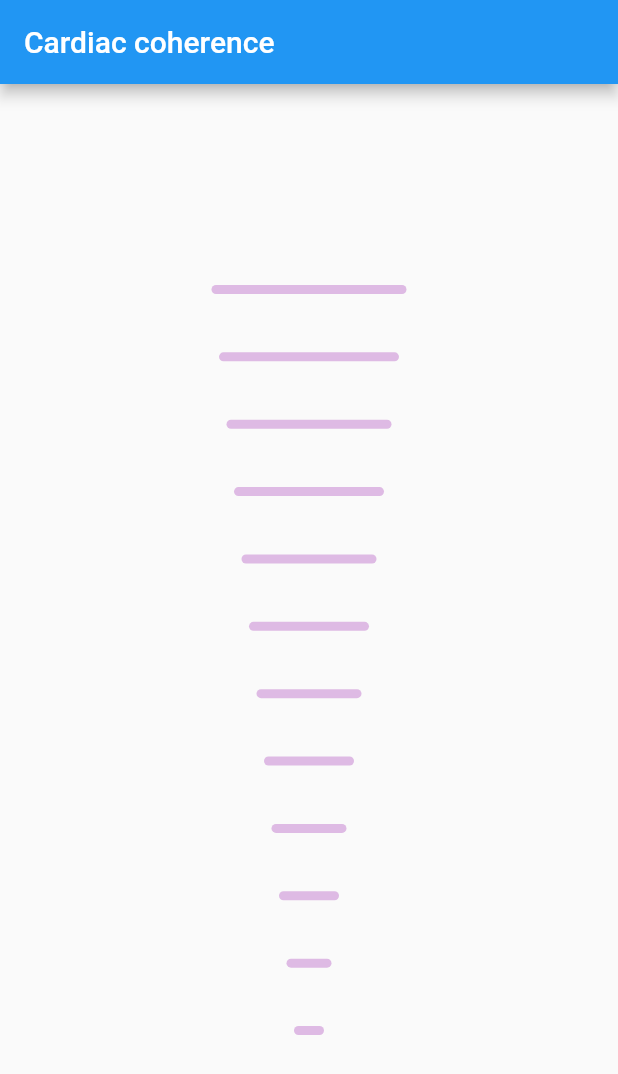
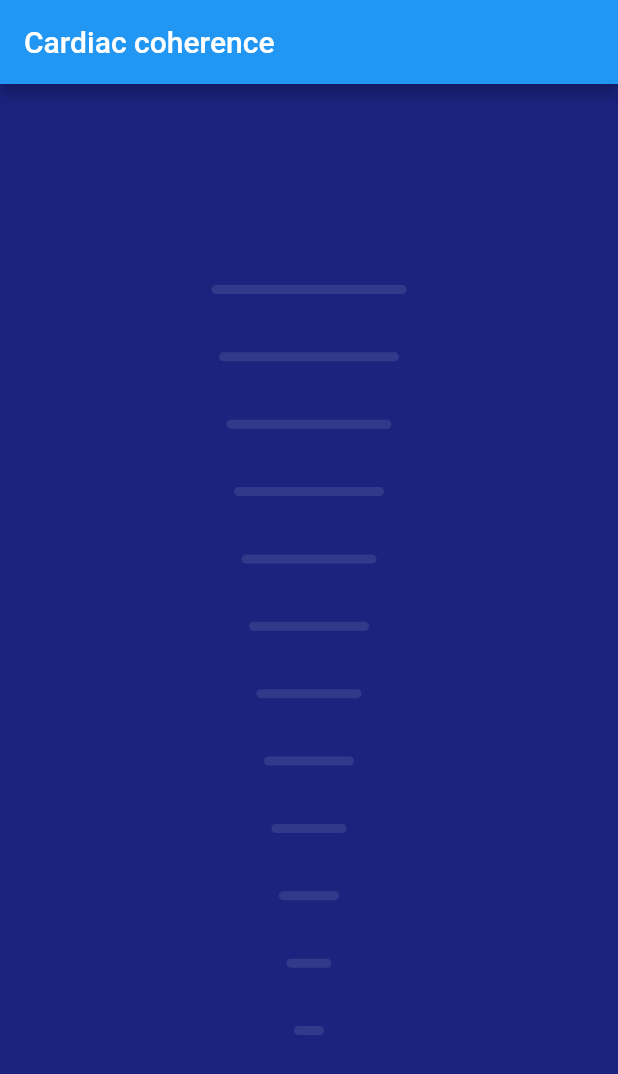
Before and after one commit to charlotteisambert/cardiac_coherence, a Flutter app: the screen it shows after launch, on a phone screen of 412 x 824 dp. Shown: the top 1074 px of the screen. Run offline on Flutter 3.47's test engine with Material 2 defaults, Android fonts, the phone set to English and light mode, and no system bars.

Commit message:
(home): add home with background

```diff
--- /dev/null
+++ b/lib/components/home/home.dart
@@ -0,0 +1,11 @@
+import 'package:cardiac_coherence/components/index.dart';
+import 'package:flutter/material.dart';
+
+class Home extends StatelessWidget {
+  @override
+  Widget build(BuildContext context) {
+    return Container(
+        decoration: BoxDecoration(color: Colors.indigo[900]),
+        child: BarsAnimationWrapper());
+  }
+}
--- a/lib/components/horizontal_bar/horizontal_bar.dart
+++ b/lib/components/horizontal_bar/horizontal_bar.dart
@@ -49,7 +49,7 @@ var _animatedWidthBackAndForth = (double initialWidth, double animationBegin,
 var _animatedOpacity = (double animationBegin, double animationDuration,
         Animation<double> controller) =>
     Tween<double>(
-      begin: 0.3,
+      begin: 0.1,
       end: 1.0,
     ).animate(
       CurvedAnimation(
@@ -97,7 +97,7 @@ class _HorizontalBarState extends State<HorizontalBar>
         width: widget.animatedWidth.value,
         height: widget.height,
         decoration: BoxDecoration(
-          color: Colors.purple.withOpacity(widget.opacity.value),
+          color: Colors.white.withOpacity(widget.opacity.value),
           borderRadius: BorderRadius.circular(10),
         ));
   }
--- a/lib/components/index.dart
+++ b/lib/components/index.dart
@@ -1,3 +1,4 @@
 export 'horizontal_bar/horizontal_bar.dart';
 export 'horizontal_bars/horizontal_bars.dart';
 export 'bars_animation-wrapper/bars_animation-wrapper.dart';
+export 'home/home.dart';
--- a/lib/main.dart
+++ b/lib/main.dart
@@ -15,6 +15,6 @@ class MyApp extends StatelessWidget {
             appBar: AppBar(
               title: const Text(_title),
             ),
-            body: BarsAnimationWrapper()));
+            body: Home()));
   }
 }
```
